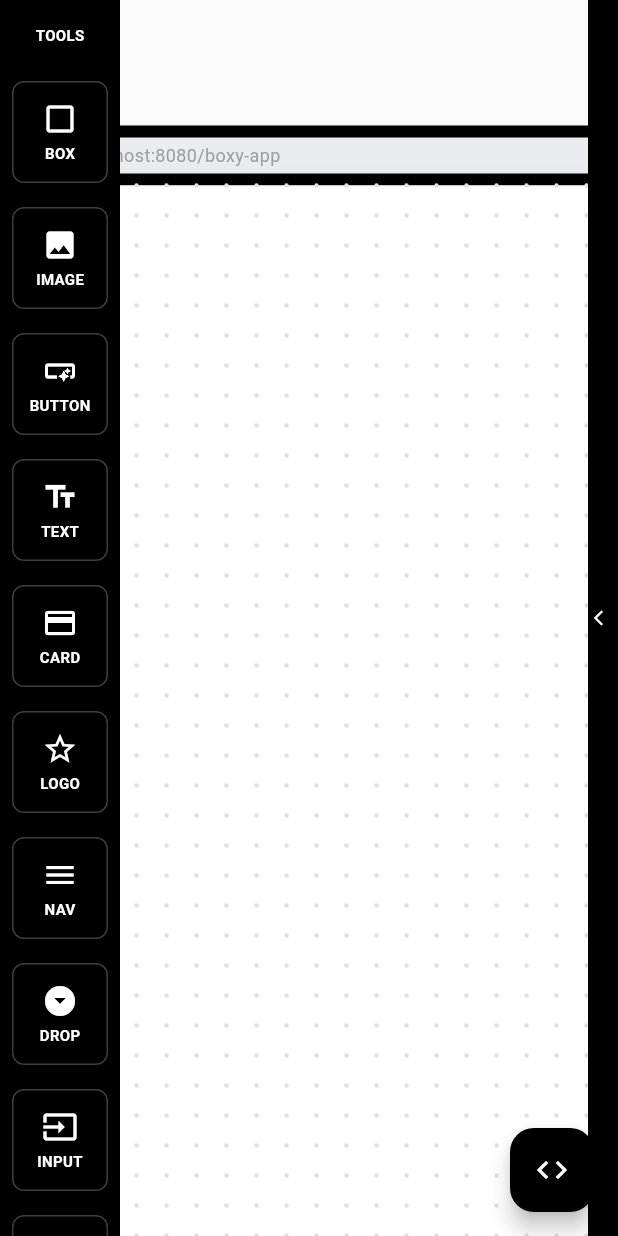
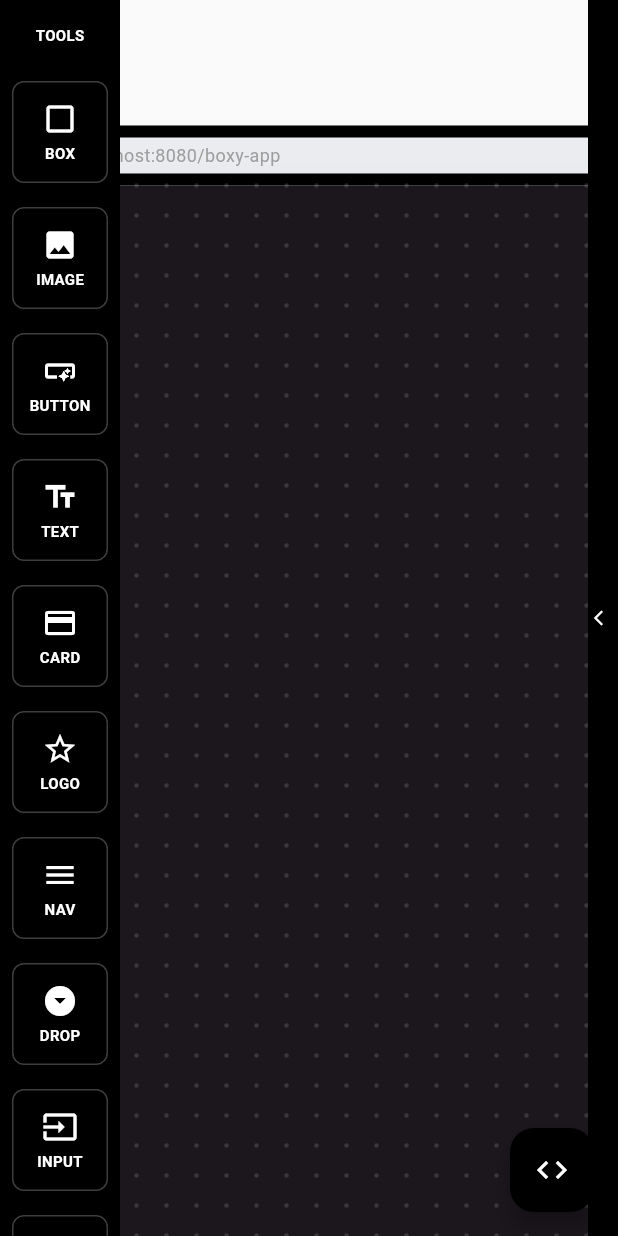
Before and after one commit to yomidotk/boxy, a Flutter app: the screen it shows after launch, after a tap on the "arrow forward ios" icon, on a phone screen of 412 x 824 dp. Run offline on Flutter 3.47's test engine with Material 3 defaults, Android fonts, the phone set to English and light mode, and no system bars; missing offline and left inert: gal.

Commit message:
Update page background color and dot visibility to match theme
Replace hardcoded page background color with theme background color and adapt dot color for visibility in lib/widgets/design_canvas.dart.

Replit-Commit-Author: Agent
Replit-Commit-Session-Id: 3cd8ffdf-3575-460d-828b-6755a708fc3d
Replit-Commit-Checkpoint-Type: full_checkpoint
Replit-Commit-Event-Id: 1b433a63-4cd0-4960-8bf2-bf2521fbdd44
Replit-Commit-Screenshot-Url: https://storage.googleapis.com/screenshot-production-us-central1/c3419161-554a-42ef-a770-c33b60a1b0c7/3cd8ffdf-3575-460d-828b-6755a708fc3d/Z1sip9n
Replit-Helium-Checkpoint-Created: true

```diff
--- a/lib/widgets/design_canvas.dart
+++ b/lib/widgets/design_canvas.dart
@@ -208,13 +208,20 @@ class _DesignCanvasState extends State<DesignCanvas> {
                               clipBehavior: Clip.none,
                               alignment: Alignment.topCenter,
                               children: [
-                              // 1. The Static Page Visuals (White Box + Dots)
-                              Container(
+                              // 1. The Static Page Visuals (Theme BG + Dots)
+                              Consumer<LayoutProvider>(
+                                builder: (context, provider, _) {
+                                  final bg = provider.currentTheme.background;
+                                  final lum = bg.computeLuminance();
+                                  final dotColor = lum > 0.5
+                                      ? Colors.black.withAlpha(35)
+                                      : Colors.white.withAlpha(35);
+                                  return Container(
                                     width: 800,
                                     height: 2000,
-                                decoration: const BoxDecoration(
-                                  color: Colors.white,
-                                  boxShadow: [
+                                    decoration: BoxDecoration(
+                                      color: bg,
+                                      boxShadow: const [
                                         BoxShadow(
                                           color: Colors.black12,
                                           blurRadius: 20,
@@ -223,8 +230,10 @@ class _DesignCanvasState extends State<DesignCanvas> {
                                       ],
                                     ),
                                     child: CustomPaint(
-                                  painter: DotGridPainter(),
+                                      painter: DotGridPainter(dotColor: dotColor),
                                     ),
+                                  );
+                                },
                               ),
 
                               // 2. The Items and Selection Layer (Overlaying the Page but not restricted by it)
@@ -308,10 +317,14 @@ class _DesignCanvasState extends State<DesignCanvas> {
 }
 
 class DotGridPainter extends CustomPainter {
+  final Color dotColor;
+
+  const DotGridPainter({this.dotColor = const Color(0x22000000)});
+
   @override
   void paint(Canvas canvas, Size size) {
     final Paint paint = Paint()
-      ..color = Colors.grey[300]!
+      ..color = dotColor
       ..style = PaintingStyle.fill;
 
     const double step = 20.0;
@@ -324,5 +337,5 @@ class DotGridPainter extends CustomPainter {
   }
 
   @override
-  bool shouldRepaint(CustomPainter oldDelegate) => false;
+  bool shouldRepaint(DotGridPainter oldDelegate) => oldDelegate.dotColor != dotColor;
 }
```
Lines whose indentation alone changed are shown as unchanged.
